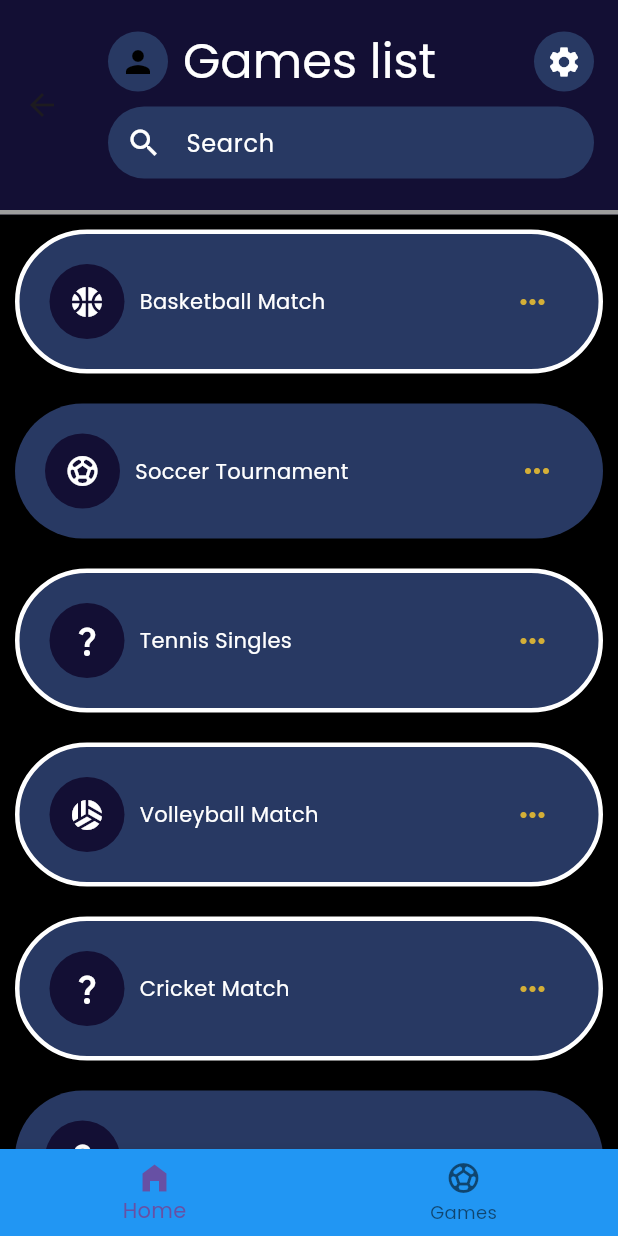
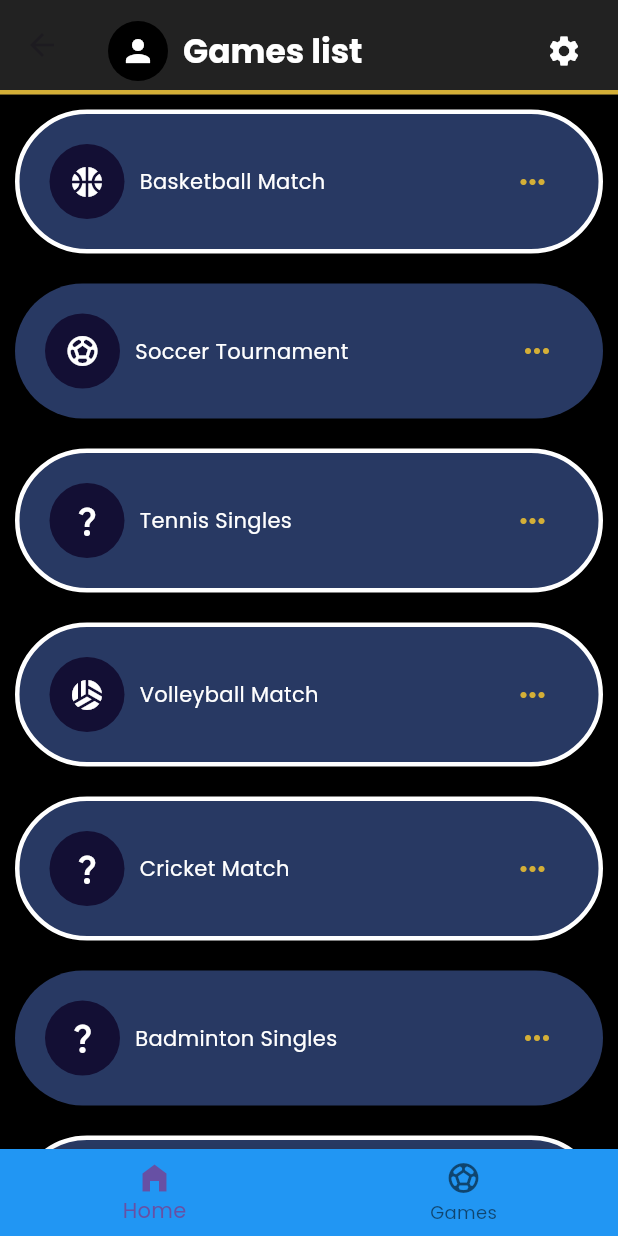
Before and after one commit to PrimalTeam/sportsy-front, a Flutter app: the MyHomePage screen opened by its route, on a phone screen of 412 x 824 dp. Run offline on Flutter 3.47's test engine with Material 3 defaults, Android fonts, the light colour scheme and no system bars; our stand-ins replace dartz, dio, flutter_secure_storage, google_fonts, image_picker, jwt_decoder and 1 more; accounts and stored records are empty.

Commit message:
small changes

```diff
--- /dev/null
+++ b/lib/custom_colors.dart
@@ -0,0 +1,9 @@
+import 'package:flutter/material.dart';
+
+class AppColors {
+  static const primary = Color.fromARGB(255, 34, 34, 34);
+  static const secondary = Color.fromARGB(255, 230, 193, 90);
+  static const accent = Color.fromARGB(255, 212, 175, 55);
+  static const background = Colors.black;
+  static const warning = Color.fromARGB(255, 230, 57, 70);
+}
--- a/lib/screens/create_tournament_page.dart
+++ b/lib/screens/create_tournament_page.dart
@@ -14,7 +14,7 @@ class _CreateTournamentPageState extends State<CreateTournamentPage> {
   Widget build(BuildContext context) {
     return Scaffold(
 
-      appBar: MyAppBar(title: "Create Tournament"),
+      appBar: MyAppBar(title: "Create Tournament", ),
       body: const SingleChildScrollView(
         padding: EdgeInsets.symmetric(horizontal: 24.0),
           child: TournamentForm(),
--- a/lib/screens/game_page.dart
+++ b/lib/screens/game_page.dart
@@ -1,6 +1,7 @@
 import 'package:flutter/material.dart';
 
 import 'package:sportsy_front/widgets/app_bar.dart';
+
 
 
 class GamePage extends StatelessWidget {
--- a/lib/screens/login_screen.dart
+++ b/lib/screens/login_screen.dart
@@ -1,5 +1,6 @@
 import 'package:flutter/cupertino.dart';
 import 'package:flutter/material.dart';
+import 'package:sportsy_front/custom_colors.dart';
 import 'package:sportsy_front/dto/auth_dto.dart';
 import 'package:sportsy_front/screens/games_list_page.dart';
 import 'package:sportsy_front/screens/register_screen.dart';
@@ -84,7 +85,7 @@ class LoginScreenState extends State<LoginScreen> {
                         ButtonSegment<AuthMode>(
                           value: AuthMode.login,
                           label: Text("Login", style: TextStyle(
-                            color: Colors.black,
+                            color: AppColors.background,
                           ),),
                           icon: Icon(Icons.login),
 
--- a/lib/widgets/app_bar.dart
+++ b/lib/widgets/app_bar.dart
@@ -1,51 +1,65 @@
 import 'package:flutter/material.dart';
+import 'package:sportsy_front/custom_colors.dart';
 import 'package:sportsy_front/screens/profile_jwt_test.dart';
 import '../modules/services/jwt_logic.dart';
 
 class MyAppBar extends StatelessWidget implements PreferredSizeWidget {
-  const MyAppBar({super.key, required this.title, this.onSearchChanged});
+  const MyAppBar({
+    super.key,
+    this.appBarChild,
+    required this.title,
+    this.onSearchChanged,
+  });
 
   final String title;
+  final Widget? appBarChild;
   final ValueChanged<String>? onSearchChanged;
+
   @override
   Widget build(BuildContext context) {
     return AppBar(
-        toolbarHeight: 140,
-        backgroundColor: const Color(0xff130f34),
-
-        title: Column(
+      backgroundColor: AppColors.primary,
+      toolbarHeight: preferredSize.height, // Explicitly set the toolbar height
+      title: Padding(
+        padding: const EdgeInsets.only(top: 8), // Add padding to push content below the safe area
+        child: Column(
           crossAxisAlignment: CrossAxisAlignment.start,
+          mainAxisSize: MainAxisSize.min, // Ensure the column takes only the required space
           children: [
             Row(
+              mainAxisSize: MainAxisSize.min,
               children: [
                 GestureDetector(
-                  onTap: (){
-                  Navigator.push(context, MaterialPageRoute(builder: (context) => ProfileJwtTestScreen(),));
+                  onTap: () {
+                    Navigator.push(
+                      context,
+                      MaterialPageRoute(
+                        builder: (context) => ProfileJwtTestScreen(),
+                      ),
+                    );
                   },
-
-                child:
-                CircleAvatar(
+                  child: CircleAvatar(
                     radius: 20,
-                  backgroundColor: Color(0xff283963),
-                  child: Icon(Icons.person, color: Colors.black),
+                    backgroundColor: Colors.black,
+                    child: const Icon(Icons.person, color: Colors.white),
                   ),
                 ),
                 const SizedBox(width: 10),
                 Text(
                   title,
-                  style: Theme.of(context).textTheme.headlineLarge,
+                  style: const TextStyle(
+                    color: Colors.white,
+                    fontWeight: FontWeight.bold,
                   ),
-                Spacer(),
+                ),
+                const Spacer(),
                 Container(
                   width: 40,
                   height: 40,
-
-                  decoration: BoxDecoration(
+                  decoration: const BoxDecoration(
                     shape: BoxShape.circle,
-                    color: const Color(0xff283963),
                   ),
                   child: IconButton(
-
                     icon: const Icon(Icons.settings, color: Colors.white),
                     onPressed: () {
                       JwtStorageService.clearTokens();
@@ -54,36 +68,27 @@ class MyAppBar extends StatelessWidget implements PreferredSizeWidget {
                 ),
               ],
             ),
-
+            if (appBarChild != null) ...[
               const SizedBox(height: 10),
-            TextField(
-              onChanged: onSearchChanged,
-              decoration: InputDecoration(
-                hintText: 'Search',
-                hintStyle: const TextStyle(color: Colors.white),
-                prefixIcon: const Icon(Icons.search, color: Colors.white),
-                border: OutlineInputBorder(
-                  borderRadius: BorderRadius.circular(100),
-                  borderSide: BorderSide.none,
-                ),
-                filled: true,
-                fillColor: const Color(0xff283963),
+              appBarChild!,
+            ],
+          ],
         ),
       ),
-          ],
-        ),
-
       bottom: PreferredSize(
         preferredSize: const Size.fromHeight(3),
         child: Container(
           height: 3,
-        color: Colors.grey,
+          color: AppColors.accent,
         ),
       ),
     );
   }
 
   @override
-
-  Size get preferredSize => const Size.fromHeight(140 + 3);
+  Size get preferredSize {
+    double baseHeight = 60; // Base height for title and row
+    double additionalHeight = appBarChild != null ? 40 : 0; // Height for appBarChild
+    return Size.fromHeight(baseHeight + additionalHeight + 3); // +3 for the bottom line
   }
+}
--- a/pubspec.yaml
+++ b/pubspec.yaml
@@ -71,10 +71,8 @@ flutter:
   # the material Icons class.
   uses-material-design: true
 
-  # To add assets to your application, add an assets section, like this:
-  # assets:
-  #   - images/a_dot_burr.jpeg
-  #   - images/a_dot_ham.jpeg
+  assets:
+    - lib/assets/logo.png
 
   # An image asset can refer to one or more resolution-specific "variants", see
   # https://flutter.dev/to/resolution-aware-images
```
Also changed, not shown: lib/main.dart (+13 -7 lines), lib/modules/tournament_services/teams_temporary.dart (added, +11 -0 lines), lib/screens/games_list_page.dart (+7 -5 lines), lib/screens/tournament_games_page.dart (added, +14 -0 lines), lib/screens/tournament_info.dart (+24 -74 lines), lib/widgets/bottom_app_bar.dart (added, +13 -0 lines), lib/widgets/custom_main_bottom_modal_window.dart (+5 -4 lines), lib/widgets/search_app_bar.dart (added, +23 -0 lines), lib/widgets/show_games.dart (added, +43 -0 lines), lib/assets/logo.png (added). Lines whose indentation alone changed are shown as unchanged.
